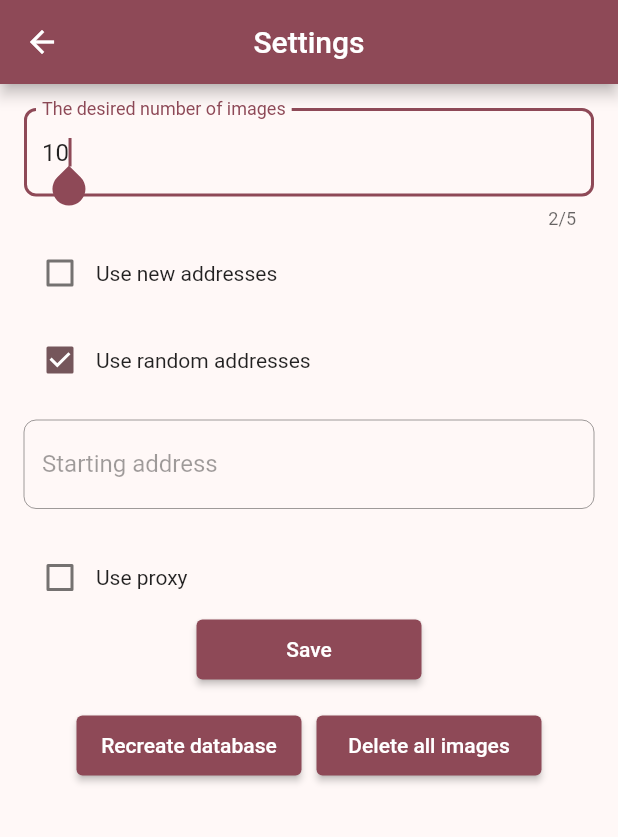
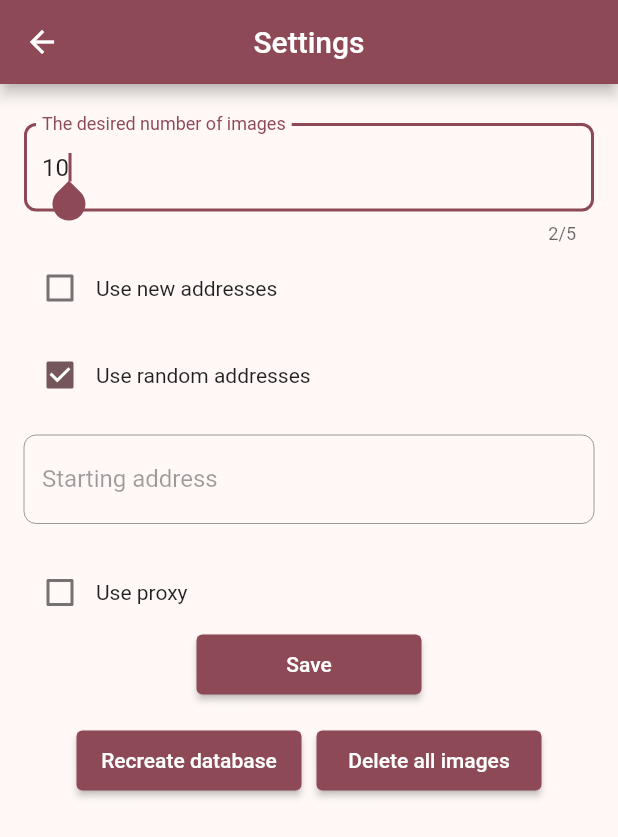
Before and after one commit to MaksimLevchenko/lightshot_parser_mobile, a Flutter app: the screen it shows after launch, after a tap on the "settings" icon, on a phone screen of 412 x 824 dp. Shown: the top 837 px of the screen. Run offline on Flutter 3.47's test engine with Material 3 defaults, Android fonts, the phone set to English and light mode, and no system bars; our stand-ins replace dio, flutter_local_notifications, permission_handler, photo_view, share_plus; generated files the repository leaves out were written again.

Commit message:
Refactor padding in settings_page.dart

```diff
--- a/lib/pages/settings_page.dart
+++ b/lib/pages/settings_page.dart
@@ -424,6 +424,7 @@ class SettingsPage extends StatelessWidget {
         centerTitle: true,
       ),
       body: SingleChildScrollView(
+        padding: EdgeInsets.only(top: 10),
         child: SafeArea(
           minimum: const EdgeInsets.all(16),
           child: Form(
```
